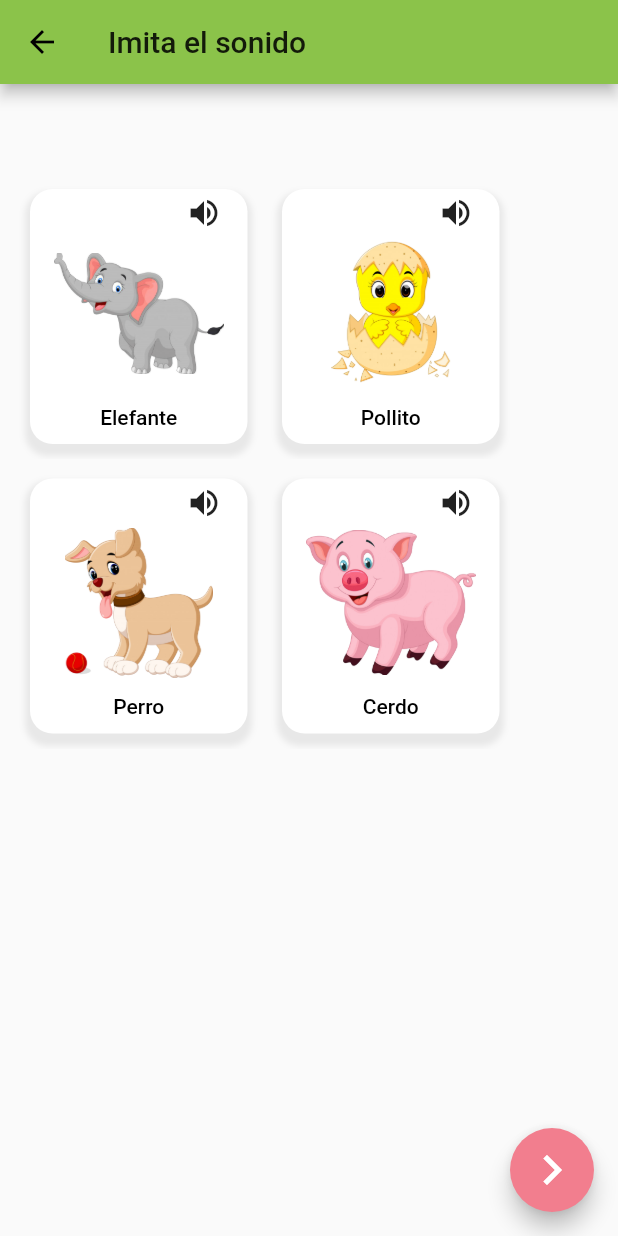
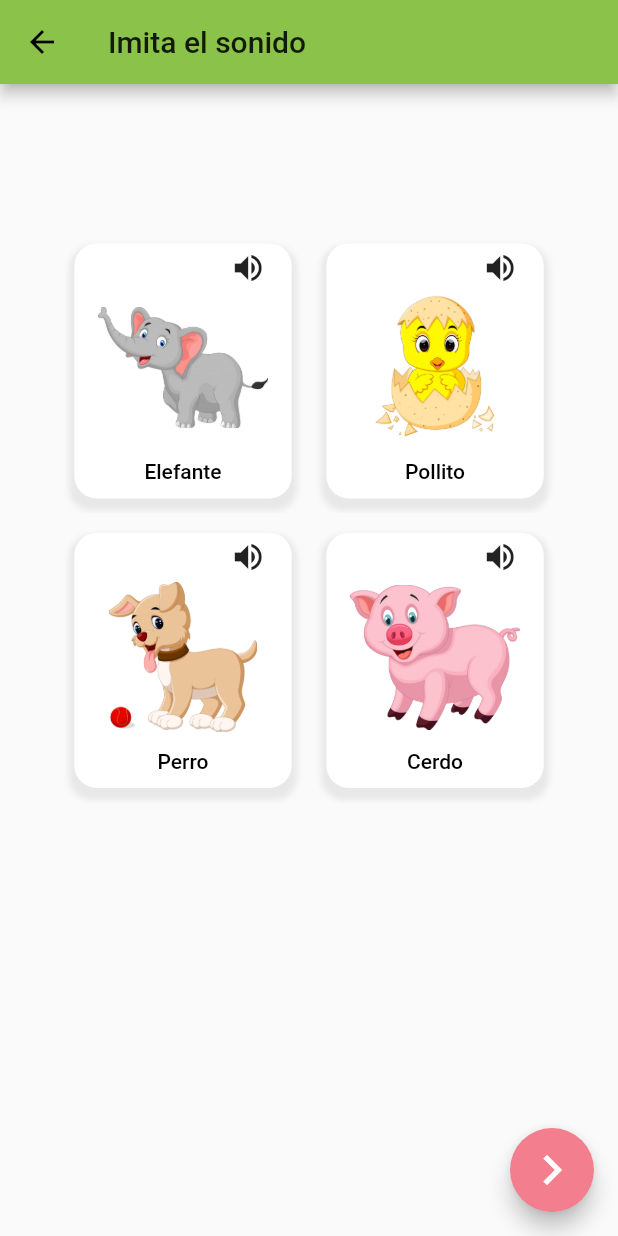
Before and after one commit to RodrigoScott/autismoapp, a Flutter app: the screen it shows after launch, after a tap on "Imita el sonido", on a phone screen of 412 x 824 dp. Run offline on Flutter 3.47's test engine with Material 2 defaults, Android fonts, the phone set to English and light mode, and no system bars; our stand-ins replace audioplayers.

Commit message:
The about-me page was created and the page alignment was modified #7

```diff
--- a/lib/src/pages/discrimination_images_page.dart
+++ b/lib/src/pages/discrimination_images_page.dart
@@ -33,8 +33,8 @@ class _DiscriminationImagesPageState extends State<DiscriminationImagesPage> {
       future: discriminationImagesProvider.loadData(),
       initialData: [],
       builder: (context, AsyncSnapshot<List<dynamic>> snapshot){
-        return Padding(
-          padding: EdgeInsets.only(top:60.0,left: 20.0),
+        return Container(
+          alignment: Alignment(0.0, -0.5),
           child: Wrap(
             alignment: WrapAlignment.spaceEvenly,
             spacing: 5.0, // gap between adjacent chips
--- a/lib/src/pages/discrimination_page.dart
+++ b/lib/src/pages/discrimination_page.dart
@@ -35,8 +35,9 @@ class _DiscriminationPageState extends State<DiscriminationPage> {
       builder: (context, AsyncSnapshot<List<dynamic>> snapshot){
 
         if(snapshot.hasData){
-          return Padding(
-          padding: EdgeInsets.only(top:60.0,left: 60.0),
+          return Container(
+          alignment: Alignment(0.0, 0.0),
+          padding: EdgeInsets.only(top:50.0),
           child: Column(
             children: _dataItems(snapshot.data)
           ),
--- a/lib/src/pages/home_page.dart
+++ b/lib/src/pages/home_page.dart
@@ -15,6 +15,22 @@ class HomePage extends StatelessWidget {
     return Scaffold(
       appBar: AppBar(
         title: Text('Inicio'),
+        actions: [
+          Container(
+            padding: EdgeInsets.all(5.0),
+            child: Ink.image(
+              image: AssetImage('assets/img/logo-circular.png'),
+              padding: EdgeInsets.only(right:1.0),
+              width: 45.0,
+              height: 10.0,
+              child: InkWell(
+                onTap: () {
+                  Navigator.pushNamed(context, 'aboutMe');
+                },
+              ),
+            ),
+          ),
+        ],
       ),
       body: _list(),
     );
--- a/lib/src/pages/imitate_page.dart
+++ b/lib/src/pages/imitate_page.dart
@@ -37,7 +37,7 @@ class _ImitatePageState extends State<ImitatePage> {
       initialData: [],
       builder: (context, AsyncSnapshot<List<dynamic>> snapshot){
         return Container(
-        padding: EdgeInsets.only(top:60.0,left: 10.0, right: 15.0),
+        alignment: Alignment(0.0, -0.5),
         child: Wrap(
           alignment: WrapAlignment.spaceEvenly,
           spacing: 3.0, // gap between adjacent chips
--- a/lib/src/pages/sound_page.dart
+++ b/lib/src/pages/sound_page.dart
@@ -37,8 +37,9 @@ class _SoundPageState extends State<SoundPage> {
       builder: (context, AsyncSnapshot<List<dynamic>> snapshot){
 
         if(snapshot.hasData){
-          return Padding(
-          padding: EdgeInsets.only(top:60.0,left: 10.0),
+          return Container(
+          alignment: Alignment(0.0, 0.0),
+          padding: EdgeInsets.only(top:50.0),
           child: Column(
             children: _dataItems(snapshot.data)
           ),
--- a/lib/src/routes/route.dart
+++ b/lib/src/routes/route.dart
@@ -1,3 +1,4 @@
+import 'package:autismoapp/src/pages/about_me_page.dart';
 import 'package:autismoapp/src/pages/animation_good_page.dart';
 import 'package:flutter/material.dart';
 import 'package:autismoapp/src/pages/home_page.dart';
@@ -13,6 +14,7 @@ Map<String, WidgetBuilder> getApplicationRoutes(){
   'imitate'               : (BuildContext context )=>ImitatePage(),
   'discrimination'        : (BuildContext context )=>DiscriminationPage(),
   'discriminationImages'  : (BuildContext context )=>DiscriminationImagesPage(),
-  'animationGood'             : (BuildContext context )=>AnimationGoodPage(),
+  'animationGood'         : (BuildContext context )=>AnimationGoodPage(),
+  'aboutMe'               : (BuildContext context )=>AboutMePage(),
   };
 }
--- a/pubspec.yaml
+++ b/pubspec.yaml
@@ -45,6 +45,7 @@ flutter:
   assets:
    - data/menu_opts.json
    - data/imitate.json
+   - assets/img/
    - assets/img/imitate/
    - assets/sound/imitate/
    - data/sound.json
```
Also changed, not shown: lib/src/pages/about_me_page.dart (added, +64 -0 lines), assets/img/logo-circular.png (added), assets/img/logo-cotii-rosa.png (added), assets/img/uaalogo.png (added).
